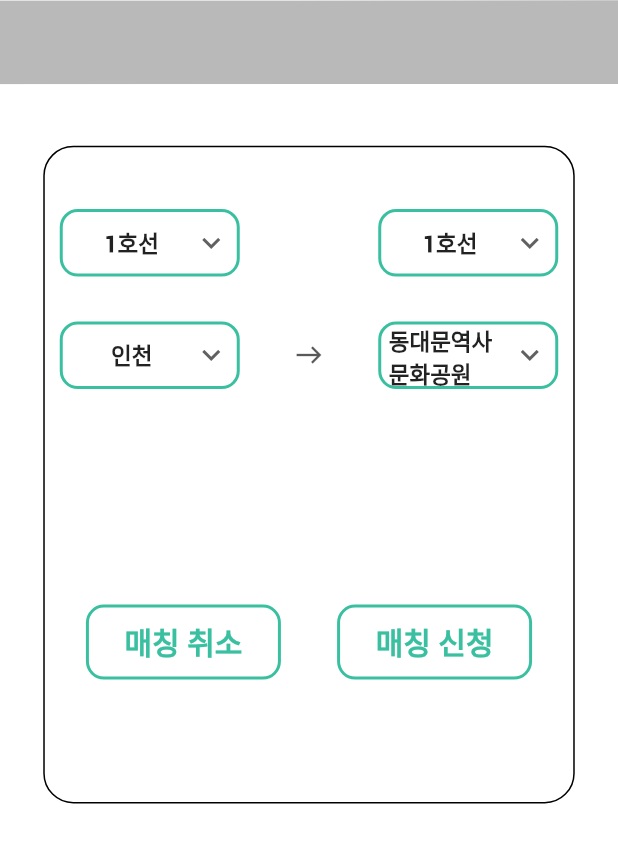
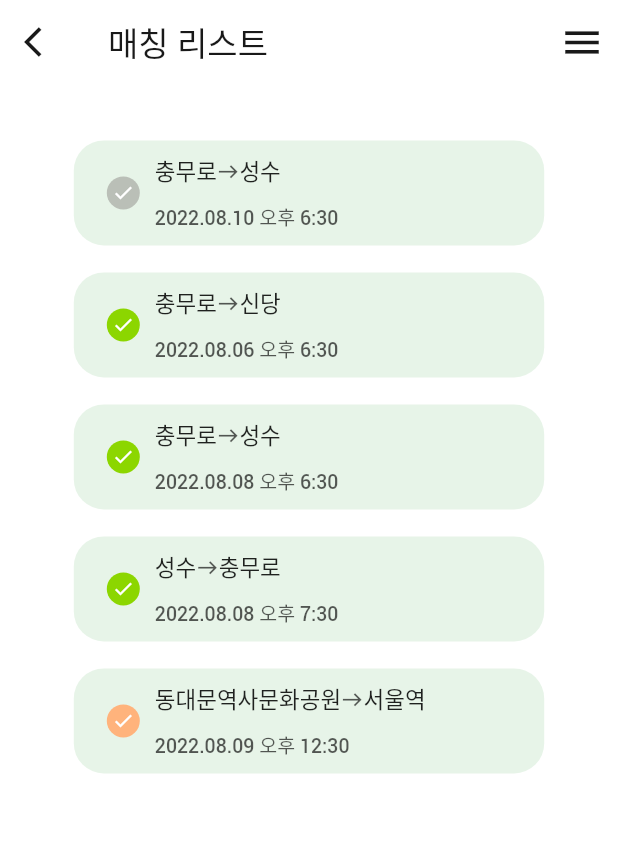
Before and after one commit to HandySub/HandySub_FrontEnd, a Flutter app: the screen it shows after launch, after a tap on "시작하기", on a phone screen of 412 x 824 dp. Shown: the top 843 px of the screen. Run offline on Flutter 3.47's test engine with Material 2 defaults, Android fonts, the light colour scheme and no system bars; Roboto replaces fonts that are missing (GmarketSans).

Commit message:
HANDY-4 / complete matching page(disabled)

```diff
--- a/lib/constants/colors.dart
+++ b/lib/constants/colors.dart
@@ -8,3 +8,6 @@ const real_black_65 = Color.fromRGBO(0, 0, 0, 0.65);
 const real_black_19 = Color.fromRGBO(0, 0, 0, 0.19);
 const lightgray = Color(0x00E9E9E9);
 const main_color_light = Color(0xffe7f4e8);
+const gray=Color.fromARGB(255, 186, 191, 183);
+const green=Color.fromARGB(255, 140, 214, 0);
+const orange=Color.fromARGB(255, 255, 179, 124);
--- a/lib/main.dart
+++ b/lib/main.dart
@@ -3,6 +3,7 @@ import 'package:flutter/services.dart';
 import 'package:handysub/constants/colors.dart';
 import 'package:handysub/pages/Login/loginPage.dart';
 import 'package:handysub/pages/Matching/matching_apply_disabled.dart';
+import 'package:handysub/pages/Matching/matching_list_disabled.dart';
 import 'package:handysub/pages/Matching/matching_pick_abled.dart';
 
 void main() {
@@ -50,7 +51,7 @@ class MyApp extends StatelessWidget {
                     Navigator.push(
                       context,
                       MaterialPageRoute(
-                          builder: (context) => MatchingApplyPage_Disabled()),
+                          builder: (context) => MatchingListDisabled()),
                     );
                   },
                   child: Text(
--- /dev/null
+++ b/lib/pages/Matching/matching_list_disabled.dart
@@ -0,0 +1,158 @@
+import 'package:flutter/material.dart';
+import 'package:flutter/services.dart';
+import 'package:handysub/components/appBar.dart';
+
+import '../../constants/colors.dart';
+
+enum MatchingStateList { gray, green, orange }
+
+class MatchingListDisabled extends StatefulWidget {
+  const MatchingListDisabled({Key? key}) : super(key: key);
+
+  @override
+  State<MatchingListDisabled> createState() => _MatchingListDisabledState();
+}
+
+
+class _MatchingListDisabledState extends State<MatchingListDisabled> {
+  List<String> startStation = <String>["충무로", "충무로", "충무로", "성수", "동대문역사문화공원"];
+
+  List<String> finishStation = <String>["성수", "신당", "성수", "충무로", "서울역"];
+
+  List<String> matchingDate = <String>[
+    "2022.08.10 오후 6:30",
+    "2022.08.06 오후 6:30",
+    "2022.08.08 오후 6:30",
+    "2022.08.08 오후 7:30",
+    "2022.08.09 오후 12:30",
+  ];
+
+  List<Color> matchingState = <Color>[
+    gray,
+    green,
+    green,
+    green,
+    orange,
+  ];
+
+  @override
+  Widget build(BuildContext context) {
+    final height = MediaQuery.of(context).size.height;
+    final width = MediaQuery.of(context).size.width;
+    SystemChrome.setEnabledSystemUIMode(SystemUiMode.manual,
+        overlays: SystemUiOverlay.values);
+    return MaterialApp(
+      theme: ThemeData(
+        fontFamily: 'GmarketSans',
+      ),
+      home: Scaffold(
+        backgroundColor: real_white,
+        appBar: defaultAppBar(context, "매칭 리스트", real_white),
+        body: Column(
+          children: [
+            SizedBox(
+              height: height * 0.025,
+            ),
+            Expanded(child: MatchingListBuilder()),
+          ],
+        ),
+      ),
+    );
+  }
+
+  Widget MatchingListBuilder() {
+    return ListView.builder(
+        shrinkWrap: true,
+        padding: const EdgeInsets.all(8),
+        itemCount: startStation.length,
+        itemBuilder: (BuildContext context, int index) {
+          return MatchingListItem(startStation[index], finishStation[index],
+              matchingState[index], matchingDate[index]);
+        });
+  }
+
+  Widget MatchingListItem(
+      String station1, String station2, Color state, String date) {
+    final height = MediaQuery.of(context).size.height;
+    final width = MediaQuery.of(context).size.width;
+    return Container(
+      padding: EdgeInsets.fromLTRB(width * 0.1, 9, width * 0.1, 9),
+      decoration: BoxDecoration(
+        borderRadius: BorderRadius.all(Radius.circular(20)),
+        color: real_white,
+      ),
+      child: Container(
+        decoration: BoxDecoration(
+          borderRadius: BorderRadius.all(Radius.circular(20)),
+          color: main_color_light,
+        ),
+        height: 70,
+        child: Row(
+              mainAxisAlignment: MainAxisAlignment.start,
+              children: [
+                SizedBox(
+                  width: 22,
+                ),
+                Container(
+                  height: 22,
+                  width: 22,
+                  decoration: BoxDecoration(
+                    shape: BoxShape.circle,
+                    color: state,
+                  ),
+                  child: Icon(
+                    Icons.check,
+                    color: real_white,
+                    size: 15,
+                  ),
+                ),
+                SizedBox(
+                  width: 10,
+                  height: 10,
+                ),
+              Column(
+                mainAxisAlignment: MainAxisAlignment.spaceEvenly,
+                crossAxisAlignment: CrossAxisAlignment.start,
+                children: [
+                  Row(
+                    mainAxisAlignment: MainAxisAlignment.start,
+                    children:[
+                      Text(
+                        station1,
+                        // textAlign: TextAlign.start,
+                        style: TextStyle(
+                          fontSize: 15,
+                          // fontWeight: FontWeight.bold,
+                        ),
+                      ),
+                      Icon(
+                        Icons.east,
+                        color: real_black_65,
+                        size: 15,
+                      ),
+                      Text(
+                        station2,
+                        // textAlign: TextAlign.start,
+                        style: TextStyle(
+                          fontSize: 15,
+                          // fontWeight: FontWeight.bold,
+                        ),
+                      ),
+                    ],
+                  ),
+                  Text(
+                    date,
+                    style: TextStyle(
+                      color: real_black_65,
+                      fontSize: 13,
+                    ),
+                  )
+                ],
+              ),
+              ],
+            ),
+      ),
+    );
+  }
+
+}
```
